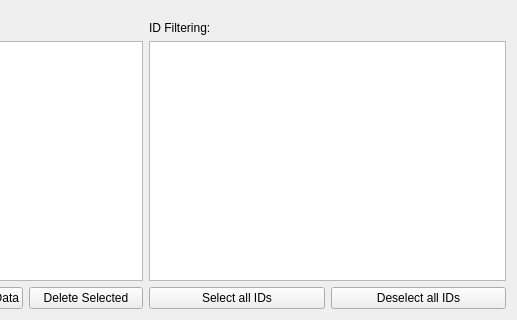
This is ui/frameplaybackwindow.ui in collin80/SavvyCAN as Qt 5 draws it before an edit; both pictures show x 225 to 742 and y 286 to 606 of the 742 by 606 pixel window. The edited form follows.
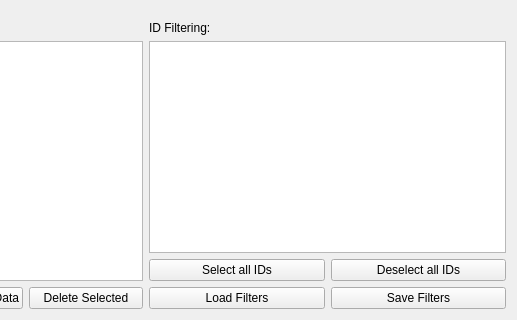
This is the edited form. Icons and pictures are not drawn.

Commit message: Updated version number, added buttons for filter load/save in playback window

What changed in the file:
```diff
--- a/ui/frameplaybackwindow.ui
+++ b/ui/frameplaybackwindow.ui
@@ -328,6 +328,24 @@
          </item>
         </layout>
        </item>
+       <item>
+        <layout class="QHBoxLayout" name="horizontalLayout_9">
+         <item>
+          <widget class="QPushButton" name="btnLoadFilters">
+           <property name="text">
+            <string>Load Filters</string>
+           </property>
+          </widget>
+         </item>
+         <item>
+          <widget class="QPushButton" name="btnSaveFilters">
+           <property name="text">
+            <string>Save Filters</string>
+           </property>
+          </widget>
+         </item>
+        </layout>
+       </item>
       </layout>
      </item>
     </layout>
```
Left out of the diff: 14 changed lines with no effect on the pictures. The commit also changes 2 other files.
